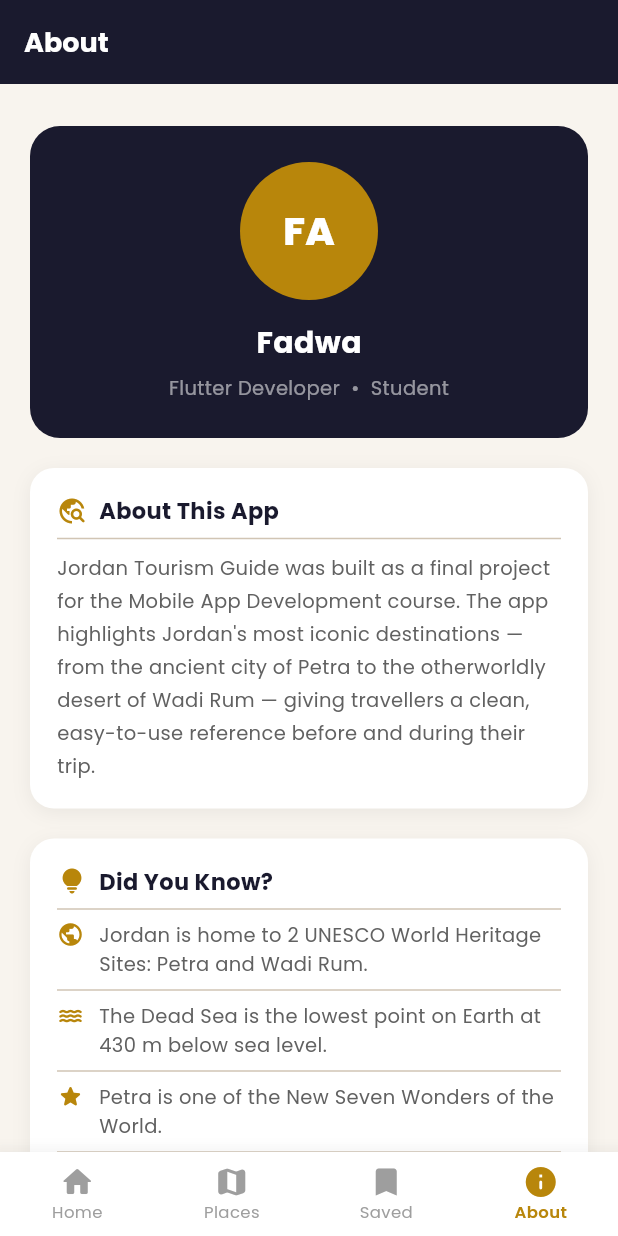
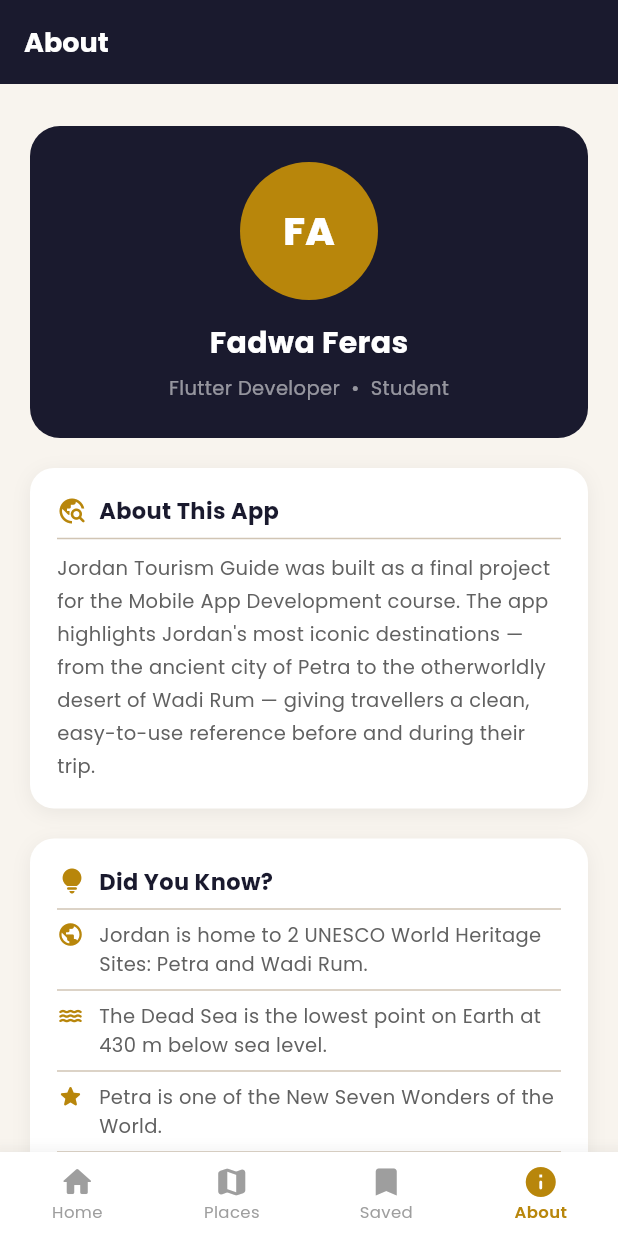
Before and after one commit to Fadwa0/jordan_tourism_guide, a Flutter app: the screen it shows after launch, item 4 of the bottom bar chosen, on a phone screen of 412 x 824 dp. Run offline on Flutter 3.47's test engine with Material 3 defaults, Android fonts, the phone set to English and light mode, and no system bars; our stand-ins replace google_fonts; network calls fail.

Commit message:
Update developer information in about screen

```diff
--- a/lib/screens/about_screen.dart
+++ b/lib/screens/about_screen.dart
@@ -64,7 +64,7 @@ class AboutScreen extends StatelessWidget {
           ),
           const SizedBox(height: 14),
           Text(
-            'Fadwa',
+            'Fadwa Feras',
             style: GoogleFonts.poppins(
               fontSize: 20,
               fontWeight: FontWeight.w700,
```
